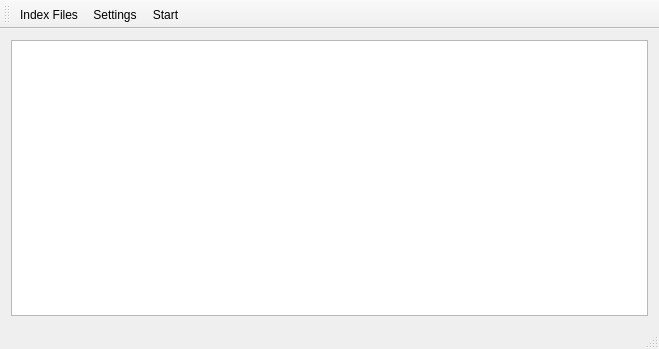
PavloSolntsev/solxd, file mainwindow.ui: the form before one commit.
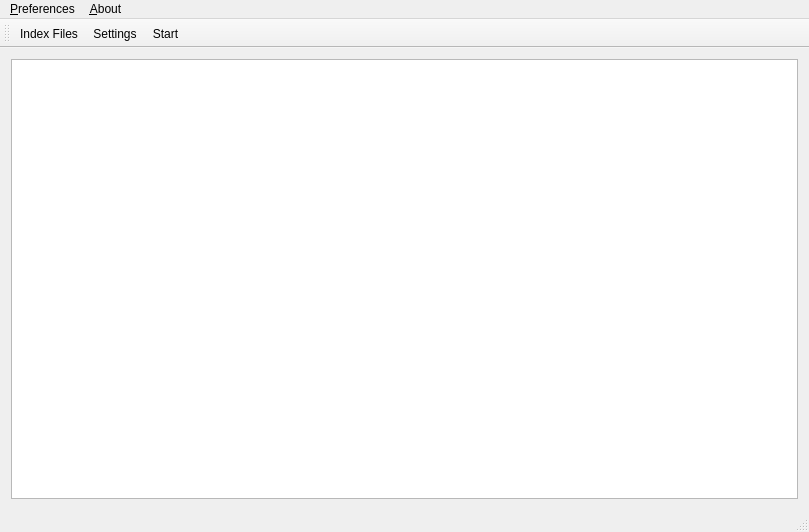
The form after the commit. Icons and pictures are not drawn.

```diff
--- a/mainwindow.ui
+++ b/mainwindow.ui
@@ -6,8 +6,8 @@
    <rect>
     <x>0</x>
     <y>0</y>
-    <width>659</width>
-    <height>349</height>
+    <width>809</width>
+    <height>532</height>
    </rect>
   </property>
   <property name="windowTitle">
@@ -32,6 +32,29 @@
    <addaction name="actionStart"/>
   </widget>
   <widget class="QStatusBar" name="statusBar"/>
+  <widget class="QMenuBar" name="menuBar">
+   <property name="geometry">
+    <rect>
+     <x>0</x>
+     <y>0</y>
+     <width>809</width>
+     <height>29</height>
+    </rect>
+   </property>
+   <widget class="QMenu" name="menuPreferences">
+    <property name="title">
+     <string>&amp;Preferences</string>
+    </property>
+    <addaction name="action_Exit"/>
+   </widget>
+   <widget class="QMenu" name="menu_About">
+    <property name="title">
+     <string>&amp;About</string>
+    </property>
+   </widget>
+   <addaction name="menuPreferences"/>
+   <addaction name="menu_About"/>
+  </widget>
   <action name="actionIndex_Files">
    <property name="icon">
     <iconset>
```
Left out of the diff: 27 changed lines with no effect on the pictures.
